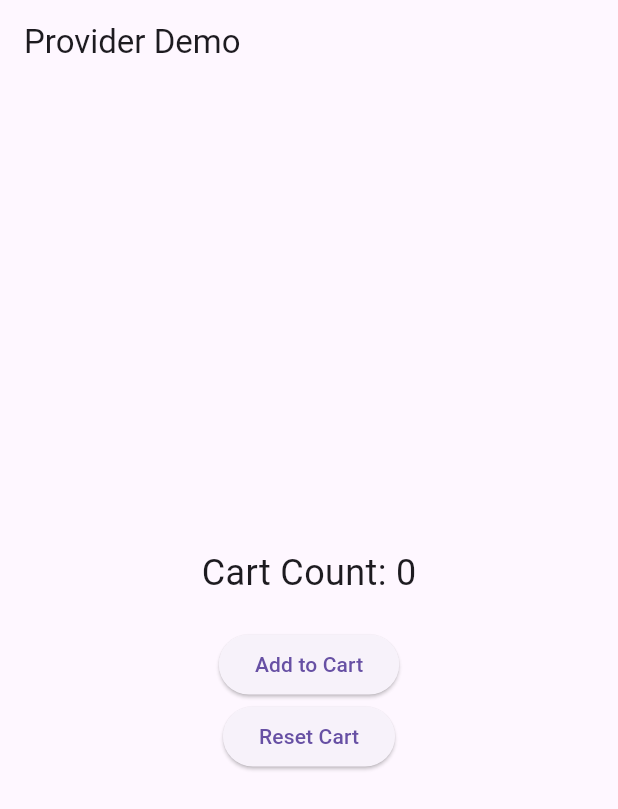
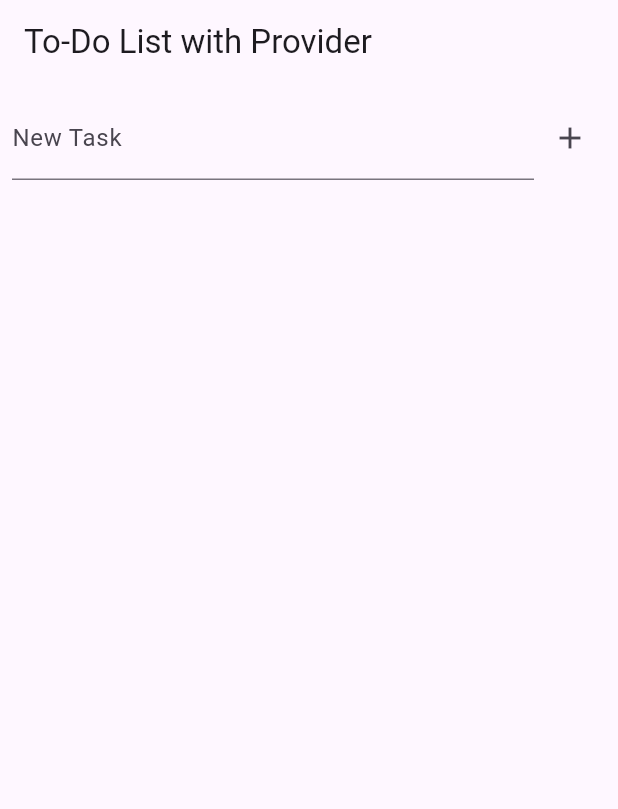
Before and after one commit to SaidurRahman1004/FlutterPractise1, a Flutter app: the screen it shows after launch, on a phone screen of 412 x 824 dp. Shown: the top 809 px of the screen. Run offline on Flutter 3.47's test engine with Material 3 defaults, Android fonts, the phone set to English and light mode, and no system bars; our stand-ins replace carousel_slider, email_validator, shared_preferences, smooth_page_indicator; key blocks and very long unbroken strings in the code were emptied for the run.

Commit message:
commit 12

```diff
--- a/lib/State Management/State Management Note.txt
+++ b/lib/State Management/State Management Note.txt
@@ -78,3 +78,6 @@ StatefulWidget = build() + setState() → UI সময়ের সাথে পর
 //////////////////////////////////////////////////
 👉 Multiple Child Widgets Sharing Parent State মানে হলো:
 যখন একাধিক child widget (বাচ্চা widget) একই state (ডেটা/ভ্যালু) ব্যবহার করে, আর সেই state parent widget-এ রাখা থাকে।
+
+
+।...........................................................................
--- a/lib/TesTPorpose/testProjects.dart
+++ b/lib/TesTPorpose/testProjects.dart
@@ -1,62 +1,102 @@
 import 'package:flutter/material.dart';
 import 'package:provider/provider.dart';
+import 'dart:collection'; // UnmodifiableListView ব্যবহারের জন্য
 
-// ✅ 1. Model class (state holder)
-class CartModel with ChangeNotifier {
-  int _count = 0;
-  int get count => _count;
+// ১. ChangeNotifier ক্লাস তৈরি
+class TodoProvider extends ChangeNotifier {
+  final List<String> _tasks = [];
 
-  void addItem() {
-    _count++;
-    notifyListeners(); // 🔔 Rebuild করবে সেই widget যেগুলো শুনছে
+  // 외부 থেকে List-কে সরাসরি পরিবর্তন করা রোধ করতে UnmodifiableListView ব্যবহার করা হয়
+  UnmodifiableListView<String> get tasks => UnmodifiableListView(_tasks);
+
+  void addTask(String task) {
+    _tasks.add(task);
+    notifyListeners(); // UI-কে জানানো হচ্ছে যে একটি নতুন টাস্ক যোগ হয়েছে
   }
 
-  void reset() {
-    _count = 0;
-    notifyListeners();
+  void removeTask(String task) {
+    _tasks.remove(task);
+    notifyListeners(); // UI-কে জানানো হচ্ছে যে একটি টাস্ক মুছে ফেলা হয়েছে
   }
 }
 
+void main() {
+  runApp(
+    ChangeNotifierProvider(
+      create: (context) => TodoProvider(),
+      child: const AppProviderState(),
+    ),
+  );
+}
 
-class ProviderExample extends StatelessWidget {
-  const ProviderExample({super.key});
+class AppProviderState extends StatelessWidget {
+  const AppProviderState({super.key});
 
   @override
   Widget build(BuildContext context) {
     return MaterialApp(
-      home: CartPage(),
+      debugShowCheckedModeBanner: false,
+      home: TodoScreen(),
     );
   }
 }
 
-class CartPage extends StatelessWidget {
-  const CartPage({super.key});
+class TodoScreen extends StatelessWidget {
+  final TextEditingController _controller = TextEditingController();
 
   @override
   Widget build(BuildContext context) {
-    final cart = context.watch<CartModel>(); // ✅ listen করে data নিলো
+    // Consumer ব্যবহার করে UI আপডেট করা হচ্ছে
     return Scaffold(
-      appBar: AppBar(title: const Text("Provider Demo")),
-      body: Center(
-        child: Column(
-          mainAxisAlignment: MainAxisAlignment.center,
-          children: [
-            Text("Cart Count: ${cart.count}",
-                style: const TextStyle(fontSize: 24)),
-
-            const SizedBox(height: 20),
-
-            ElevatedButton(
-              onPressed: () => context.read<CartModel>().addItem(),
-              child: const Text("Add to Cart"),
+      appBar: AppBar(title: const Text('To-Do List with Provider')),
+      body: Column(
+        children: [
+          Padding(
+            padding: const EdgeInsets.all(8.0),
+            child: Row(
+              children: [
+                Expanded(
+                  child: TextField(
+                    controller: _controller,
+                    decoration: const InputDecoration(labelText: 'New Task'),
+                  ),
+                ),
+                IconButton(
+                  icon: const Icon(Icons.add),
+                  onPressed: () {
+                    if (_controller.text.isNotEmpty) {
+                      // context.read ব্যবহার করে মেথড কল করা হচ্ছে
+                      context.read<TodoProvider>().addTask(_controller.text);
+                      _controller.clear();
+                    }
+                  },
+                ),
+              ],
             ),
-
-            ElevatedButton(
-              onPressed: () => context.read<CartModel>().reset(),
-              child: const Text("Reset Cart"),
+          ),
+          Expanded(
+            // Consumer শুধুমাত্র লিস্ট অংশটিকে rebuild করবে
+            child: Consumer<TodoProvider>(
+              builder: (context, todoProvider, child) {
+                return ListView.builder(
+                  itemCount: todoProvider.tasks.length,
+                  itemBuilder: (context, index) {
+                    final task = todoProvider.tasks[index];
+                    return ListTile(
+                      title: Text(task),
+                      trailing: IconButton(
+                        icon: const Icon(Icons.delete),
+                        onPressed: () {
+                          context.read<TodoProvider>().removeTask(task);
+                        },
+                      ),
+                    );
+                  },
+                );
+              },
             ),
-          ],
-        ),
+          ),
+        ],
       ),
     );
   }
```
Also changed, not shown: lib/State Management/Provider State.txt (added, +344 -0 lines), lib/State Management/ProviderStM.dart (added, +174 -0 lines), lib/main.dart (+14 -1 lines), lib/Flutter Backend/Firebase/FirebasePractise.dart (added).
